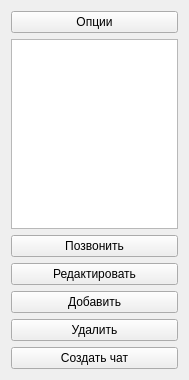
Above: ContactsWindow.ui from aemarkov/study-BChat before the change. Below: the same form after it.
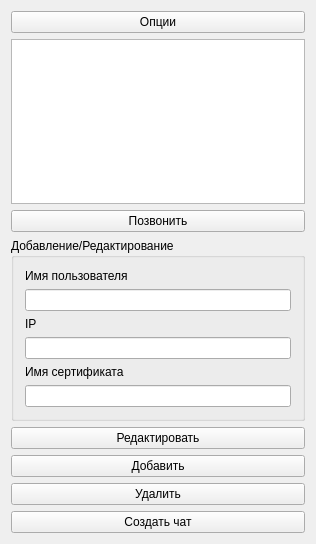
That is the form after the change.

Commit message: Реализовано добавление пользователей.

What changed in the file:
```diff
--- a/ContactsWindow.ui
+++ b/ContactsWindow.ui
@@ -6,8 +6,8 @@
    <rect>
     <x>0</x>
     <y>0</y>
-    <width>189</width>
-    <height>380</height>
+    <width>316</width>
+    <height>544</height>
    </rect>
   </property>
   <property name="contextMenuPolicy">
@@ -16,7 +16,7 @@
   <property name="windowTitle">
    <string>Контакты</string>
   </property>
-  <layout class="QVBoxLayout" name="verticalLayout">
+  <layout class="QVBoxLayout" name="verticalLayout_2">
    <item>
     <widget class="QPushButton" name="btnSettings">
      <property name="text">
@@ -34,6 +34,45 @@
      </property>
     </widget>
    </item>
+   <item>
+    <widget class="QGroupBox" name="groupBox">
+     <property name="title">
+      <string>Добавление/Редактирование</string>
+     </property>
+     <layout class="QVBoxLayout" name="verticalLayout">
+      <item>
+       <widget class="QLabel" name="label_3">
+        <property name="text">
+         <string>Имя пользователя</string>
+        </property>
+       </widget>
+      </item>
+      <item>
+       <widget class="QLineEdit" name="txtUserName"/>
+      </item>
+      <item>
+       <widget class="QLabel" name="label_2">
+        <property name="text">
+         <string>IP</string>
+        </property>
+       </widget>
+      </item>
+      <item>
+       <widget class="QLineEdit" name="txtIP"/>
+      </item>
+      <item>
+       <widget class="QLabel" name="label">
+        <property name="text">
+         <string>Имя сертификата</string>
+        </property>
+       </widget>
+      </item>
+      <item>
+       <widget class="QLineEdit" name="txtCert"/>
+      </item>
+     </layout>
+    </widget>
+   </item>
    <item>
     <widget class="QPushButton" name="btnEdit">
      <property name="enabled">
```
The commit also changes 4 other files.
